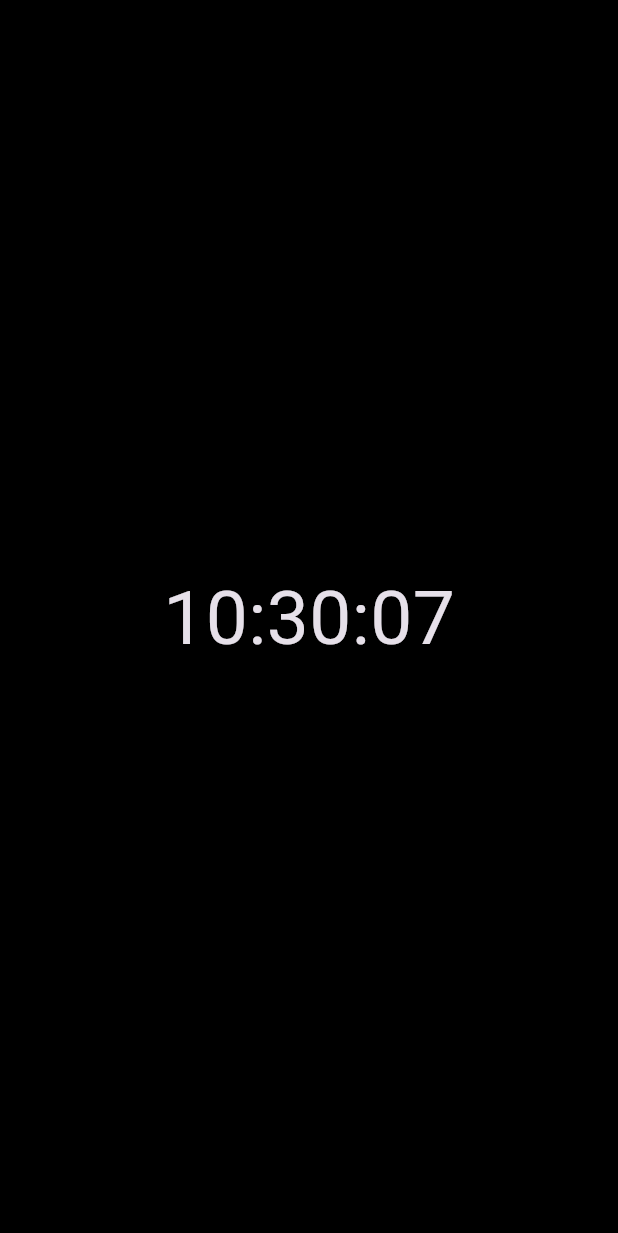
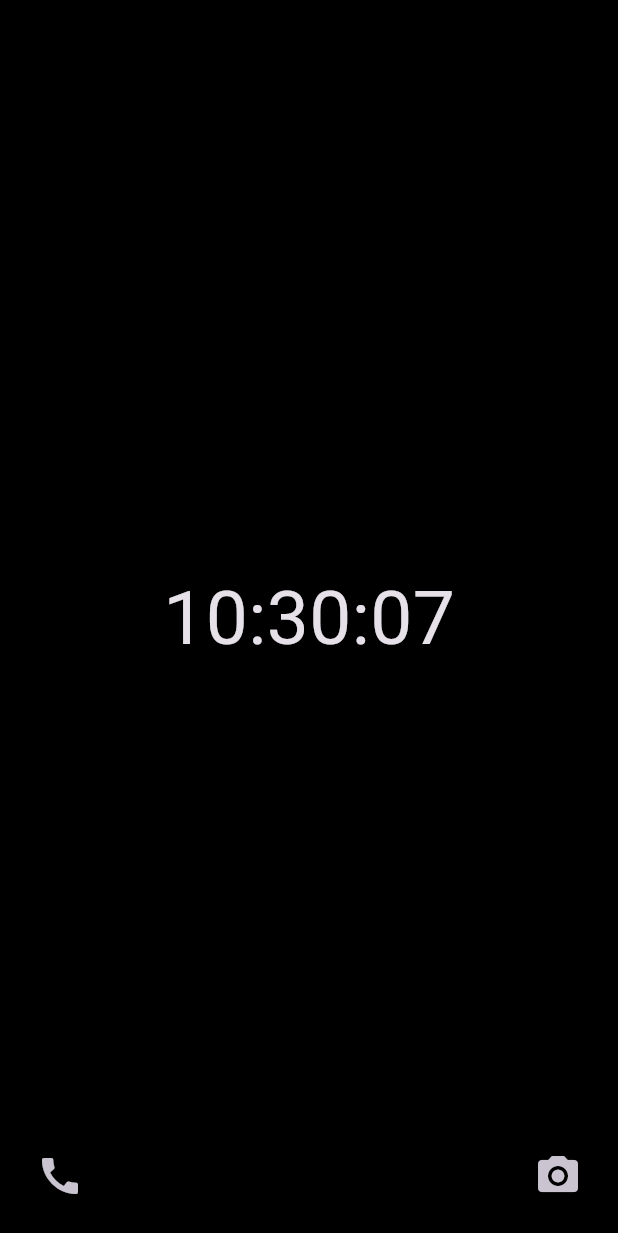
Before and after one commit to 1AdityaX/serensync, a Flutter app: the screen it shows after launch, on a phone screen of 412 x 824 dp. Shown: the top 1233 px of the screen. Run offline on Flutter 3.47's test engine with Material 3 defaults, Android fonts, the phone set to English and light mode, and no system bars; our stand-ins replace flutter_riverpod; missing offline and left inert: device_apps.

Commit message:
button for call and camera added in home screen

```diff
--- a/lib/home.dart
+++ b/lib/home.dart
@@ -1,14 +1,38 @@
 import 'package:flutter/material.dart';
+import 'package:serensync/helpers/app_open.dart';
 import 'package:serensync/widgets/clock.dart';
 
-
 class HomeContent extends StatelessWidget {
-  const HomeContent({super.key});
+  const HomeContent({Key? key});
 
   @override
   Widget build(BuildContext context) {
-    return const Center(
-      child: ClockWidget(),
+    return Stack(
+      children: [
+        const Center(
+          child: ClockWidget(),
+        ),
+        Positioned(
+          bottom: 16.0,
+          left: 16.0,
+          child: IconButton(
+              icon: const Icon(Icons.call),
+              onPressed: () {
+                openAppByName('Contacts');
+              },
+              iconSize: 32.0),
+        ),
+        Positioned(
+          bottom: 16.0,
+          right: 16.0,
+          child: IconButton(
+              icon: const Icon(Icons.camera_alt),
+              onPressed: () {
+                openAppByName('Camera');
+              },
+              iconSize: 32.0),
+        ),
+      ],
     );
   }
 }
```
Also changed, not shown: lib/helpers/app_open.dart (added, +10 -0 lines), lib/helpers/app_state.dart (added, +14 -0 lines).
